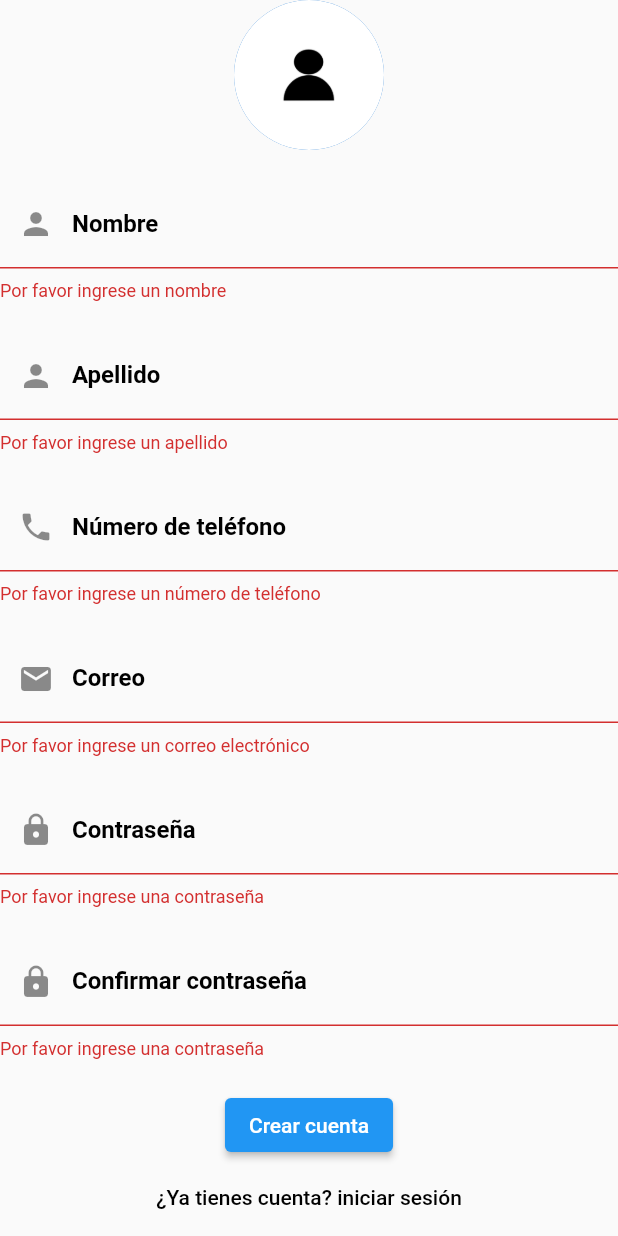
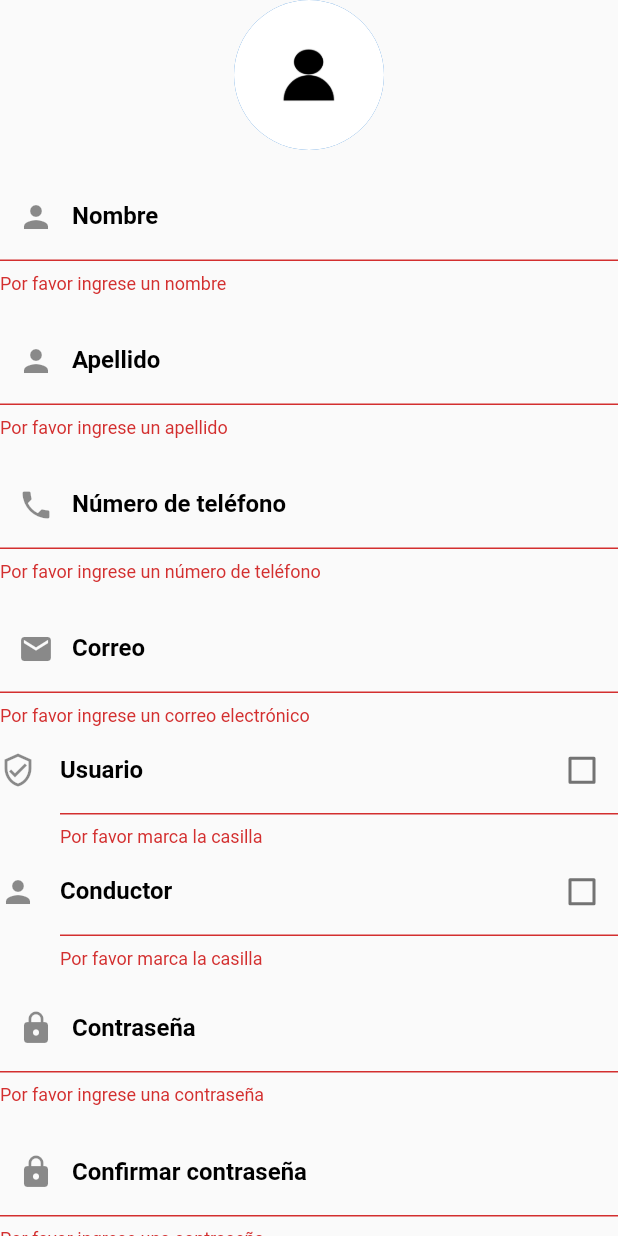
Before and after one commit to Jean-Parra/proyecto-integrador-3, a Flutter app: the SignupPage screen opened directly, after a tap on "Crear cuenta", on a phone screen of 412 x 824 dp. Run offline on Flutter 3.47's test engine with Material 2 defaults, Android fonts, the phone set to English and light mode, and no system bars; our stand-ins replace geocoding, geolocator, google_maps_flutter, location; missing offline and left inert: google_maps_webservice, mongo_dart, polyline_do.

Commit message:
User or Driver

```diff
--- a/lib/signup_form.dart
+++ b/lib/signup_form.dart
@@ -1,6 +1,7 @@
 // ignore_for_file: use_build_context_synchronously, library_private_types_in_public_api, unused_field, unrelated_type_equality_checks, avoid_print
 
 import 'package:flutter/material.dart';
+import 'package:google_maps_webservice/directions.dart';
 import 'package:proyecto_integrador_3/database/mongo.dart';
 import 'package:proyecto_integrador_3/home.dart';
 import 'package:proyecto_integrador_3/login_form.dart';
@@ -20,6 +21,10 @@ class _SignupPageState extends State<SignupPage> {
   TextEditingController? _lastname;
   TextEditingController? _number;
   TextEditingController? _email;
+  TextEditingController? _usuario;
+  TextEditingController? _conductor;
+  bool _isCheckedusuario = false;
+  bool _isCheckedconductor = false;
   TextEditingController? _password;
   TextEditingController? _confirmPassword;
   final Map<String, dynamic> _data = {};
@@ -46,7 +51,7 @@ class _SignupPageState extends State<SignupPage> {
                 backgroundImage: AssetImage('assets/profile.jpg'),
               ),
               const SizedBox(
-                height: 20,
+                height: 15,
               ),
               TextFormField(
                 controller: _name,
@@ -69,7 +74,7 @@ class _SignupPageState extends State<SignupPage> {
                 style: const TextStyle(color: Colors.black),
               ),
               const SizedBox(
-                height: 20,
+                height: 15,
               ),
               TextFormField(
                 controller: _lastname,
@@ -92,7 +97,7 @@ class _SignupPageState extends State<SignupPage> {
                 style: const TextStyle(color: Colors.black),
               ),
               const SizedBox(
-                height: 20,
+                height: 15,
               ),
               TextFormField(
                 controller: _number,
@@ -116,7 +121,7 @@ class _SignupPageState extends State<SignupPage> {
                 style: const TextStyle(color: Colors.black),
               ),
               const SizedBox(
-                height: 20,
+                height: 15,
               ),
               TextFormField(
                 controller: _email,
@@ -141,8 +146,66 @@ class _SignupPageState extends State<SignupPage> {
                 onChanged: (value) => {_data['correo'] = value},
                 style: const TextStyle(color: Colors.black),
               ),
+              TextFormField(
+                enabled: true,
+                controller: _usuario,
+                validator: (input) {
+                  if (input!.isEmpty) {
+                    return 'Por favor marca la casilla';
+                  }
+                  return null;
+                },
+                decoration: InputDecoration(
+                  icon: Icon(Icons.verified_user_outlined),
+                  labelText: "Usuario",
+                  labelStyle: TextStyle(
+                      color: Colors.black, fontWeight: FontWeight.bold),
+                  focusedBorder: UnderlineInputBorder(
+                    borderSide: BorderSide(color: Colors.black),
+                  ),
+                  suffixIcon: Checkbox(
+                    value: _isCheckedusuario,
+                    onChanged: (value) {
+                      setState(() {
+                        _isCheckedusuario = value!;
+                      });
+                    },
+                  ),
+                ),
+                onChanged: (value) => {_data['usuario'] = value},
+                style: const TextStyle(color: Colors.black),
+              ),
+              TextFormField(
+                enabled: true,
+                controller: _conductor,
+                validator: (input) {
+                  if (input!.isEmpty) {
+                    return 'Por favor marca la casilla';
+                  }
+                  return null;
+                },
+                decoration: InputDecoration(
+                  icon: Icon(Icons.person),
+                  labelText: "Conductor",
+                  labelStyle: TextStyle(
+                      color: Colors.black, fontWeight: FontWeight.bold),
+                  focusedBorder: UnderlineInputBorder(
+                    borderSide: BorderSide(color: Colors.black),
+                  ),
+                  suffixIcon: Checkbox(
+                    value: _isCheckedconductor,
+                    onChanged: (value) {
+                      setState(() {
+                        _isCheckedconductor = value!;
+                      });
+                    },
+                  ),
+                ),
+                onChanged: (value) => {_data['conductor'] = value},
+                style: const TextStyle(color: Colors.black),
+              ),
               const SizedBox(
-                height: 20,
+                height: 10,
               ),
               TextFormField(
                 controller: _password,
@@ -170,7 +233,7 @@ class _SignupPageState extends State<SignupPage> {
                 style: const TextStyle(color: Colors.black),
               ),
               const SizedBox(
-                height: 20,
+                height: 15,
               ),
               TextFormField(
                 controller: _confirmPassword,
@@ -196,7 +259,7 @@ class _SignupPageState extends State<SignupPage> {
                 style: const TextStyle(color: Colors.black),
               ),
               const SizedBox(
-                height: 20,
+                height: 15,
               ),
               _isLoading
                   ? const CircularProgressIndicator()
```
